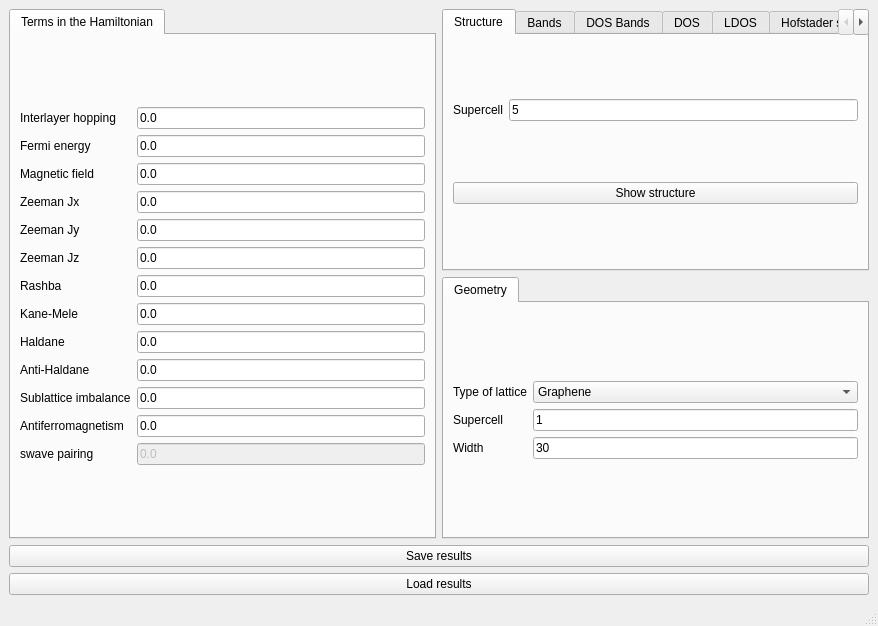
joselado/quantum-lattice, file interface-pyqt/hofstader1d/interface.ui: the form before one commit.
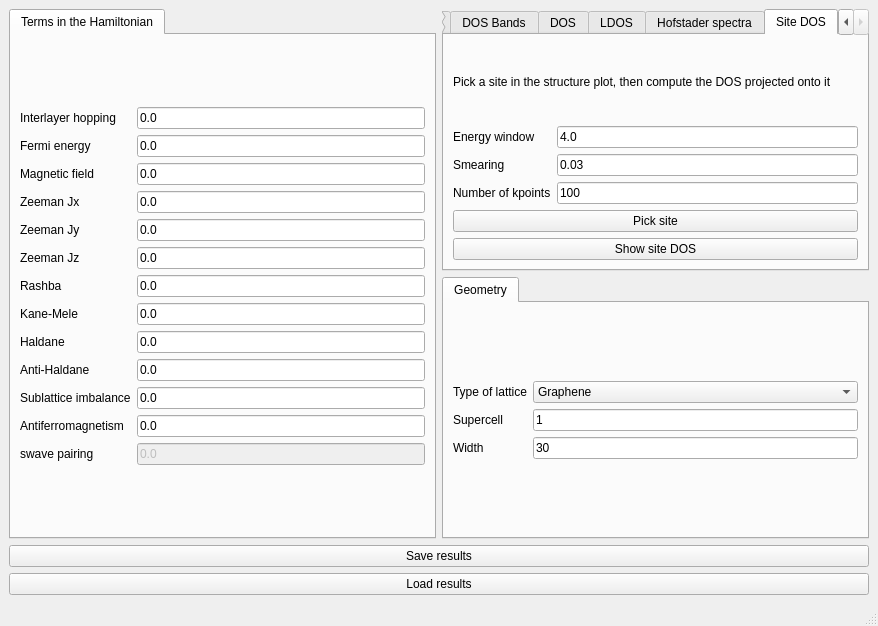
The form after the commit. The open tabs and pages were chosen to show the change. Custom widgets are drawn as their Qt base class.

Commit message: Add a "Site DOS" feature: pick a site, plot the DOS projected onto it

The edit to the form file:
```diff
--- a/interface-pyqt/hofstader1d/interface.ui
+++ b/interface-pyqt/hofstader1d/interface.ui
@@ -718,6 +718,86 @@
         </item>
        </layout>
       </widget>
+      <widget class="QWidget" name="tab_site_dos">
+       <attribute name="title">
+        <string>Site DOS</string>
+       </attribute>
+       <layout class="QVBoxLayout" name="verticalLayout_site_dos">
+        <item>
+         <widget class="BodyLabel" name="label_site_dos_info">
+          <property name="text">
+           <string>Pick a site in the structure plot, then compute the DOS projected onto it</string>
+          </property>
+          <property name="wordWrap">
+           <bool>true</bool>
+          </property>
+         </widget>
+        </item>
+        <item>
+         <layout class="QGridLayout" name="gridLayout_site_dos">
+          <item row="0" column="0">
+           <widget class="BodyLabel" name="label_site_dos_ewindow">
+            <property name="text">
+             <string>Energy window</string>
+            </property>
+           </widget>
+          </item>
+          <item row="0" column="1">
+           <widget class="LineEdit" name="site_dos_ewindow">
+            <property name="text">
+             <string>4.0</string>
+            </property>
+           </widget>
+          </item>
+          <item row="1" column="0">
+           <widget class="BodyLabel" name="label_site_dos_delta">
+            <property name="text">
+             <string>Smearing</string>
+            </property>
+           </widget>
+          </item>
+          <item row="1" column="1">
+           <widget class="LineEdit" name="site_dos_delta">
+            <property name="text">
+             <string>0.03</string>
+            </property>
+           </widget>
+          </item>
+          <item row="2" column="0">
+           <widget class="BodyLabel" name="label_site_dos_nk">
+            <property name="text">
+             <string>Number of kpoints</string>
+            </property>
+           </widget>
+          </item>
+          <item row="2" column="1">
+           <widget class="LineEdit" name="site_dos_nk">
+            <property name="text">
+             <string>100</string>
+            </property>
+           </widget>
+          </item>
+         </layout>
+        </item>
+        <item>
+         <widget class="PushButton" name="select_site_dos">
+          <property name="toolTip">
+           <string>Click a site in the structure plot to select it</string>
+          </property>
+          <property name="text">
+           <string>Pick site</string>
+          </property>
+         </widget>
+        </item>
+        <item>
+         <widget class="PushButton" name="show_site_dos">
+          <property name="text">
+           <string>Show site DOS</string>
+          </property>
+         </widget>
+        </item>
+       </layout>
+      </widget>
      </widget>
     </item>
     <item row="1" column="1">
```
Left out of the diff: 8 changed lines with no effect on the pictures. Lines whose indentation alone changed are shown as unchanged. The commit also changes 30 other files.
